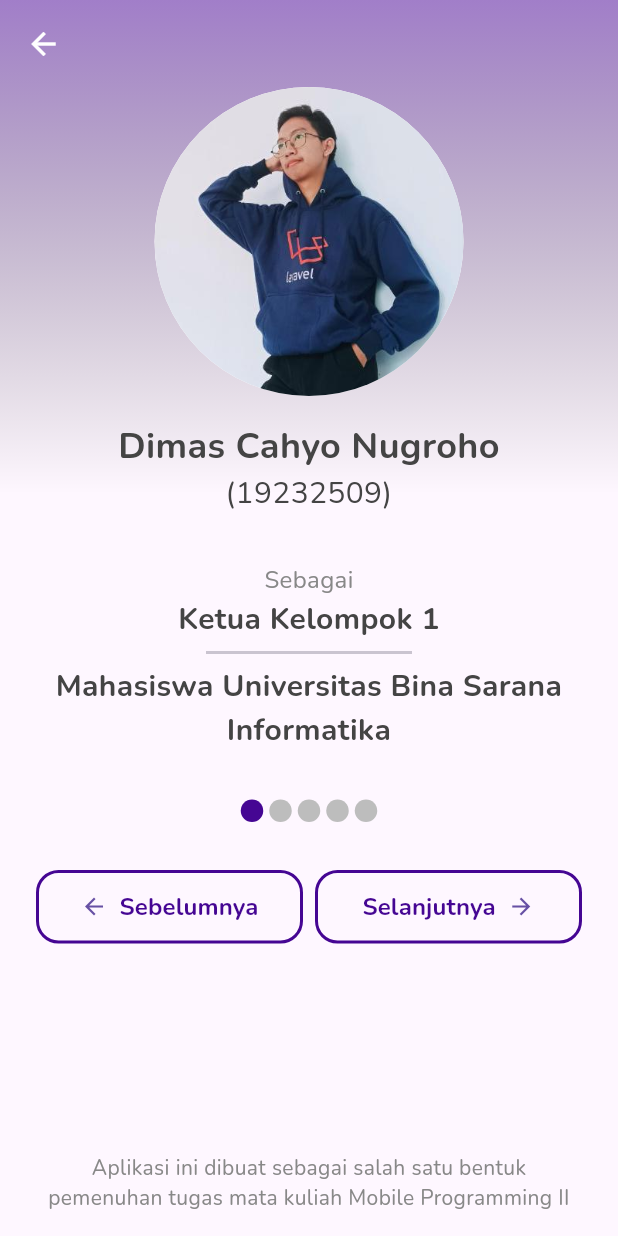
After one commit to dimascahyo557/apotek_flutter, a Flutter app: the TentangPembuat screen opened directly, on a phone screen of 412 x 824 dp. The commit adds this screen. Run offline on Flutter 3.47's test engine with Material 3 defaults, Android fonts, the phone set to English and light mode, and no system bars; our stand-ins replace image_picker, sqflite; accounts and stored records are empty.

Commit message:
feat: add 'About Creator' screen with author details, navigation, and associated image assets.

```diff
--- a/lib/ui/home.dart
+++ b/lib/ui/home.dart
@@ -7,6 +7,7 @@ import 'package:apotek_flutter/ui/detail_penjualan_page.dart';
 import 'package:apotek_flutter/ui/list_obat.dart';
 import 'package:apotek_flutter/ui/list_penjualan.dart';
 import 'package:apotek_flutter/ui/login.dart';
+import 'package:apotek_flutter/ui/tentang_pembuat.dart';
 import 'package:apotek_flutter/variables.dart';
 import 'package:apotek_flutter/widget/my_list_item.dart';
 import 'package:flutter/material.dart';
@@ -325,6 +326,22 @@ class _HomeState extends State<Home> {
               ],
             ),
           ),
+          SafeArea(
+            child: Padding(
+              padding: const EdgeInsets.only(bottom: 16),
+              child: TextButton.icon(
+                icon: Icon(Icons.info_outline),
+                label: Text('Tentang Pembuat'),
+                onPressed: () {
+                  Navigator.pop(context);
+                  Navigator.push(
+                    context,
+                    MaterialPageRoute(builder: (_) => TentangPembuat()),
+                  );
+                },
+              ),
+            ),
+          ),
         ],
       ),
     );
--- /dev/null
+++ b/lib/ui/tentang_pembuat.dart
@@ -0,0 +1,239 @@
+import 'package:apotek_flutter/variables.dart';
+import 'package:apotek_flutter/widget/app_outlined_button.dart';
+import 'package:flutter/material.dart';
+import 'package:flutter/services.dart';
+
+class TentangPembuat extends StatefulWidget {
+  const TentangPembuat({super.key});
+
+  @override
+  State<TentangPembuat> createState() => _TentangPembuatState();
+}
+
+class _TentangPembuatState extends State<TentangPembuat> {
+  final List<Map<String, String>> _authors = [
+    {
+      'nama': 'Dimas Cahyo Nugroho',
+      'nim': '19232509',
+      'role': 'Ketua',
+      'photo': 'assets/images/authors/Dimas Cahyo Nugroho.jpeg',
+    },
+    {
+      'nama': 'Amelia Dwi Agustina',
+      'nim': '19231437',
+      'role': 'Anggota',
+      'photo': 'assets/images/authors/Amelia Dwi Agustina.jpg',
+    },
+    {
+      'nama': 'Bagas Maulana',
+      'nim': '19232249',
+      'role': 'Anggota',
+      'photo': 'assets/images/authors/Bagas Maulana.jpg',
+    },
+    {
+      'nama': 'Firmansyah Darussalam',
+      'nim': '19230068',
+      'role': 'Anggota',
+      'photo': 'assets/images/authors/Firmansyah Darussalam.jpg',
+    },
+    {
+      'nama': 'Muhammad Asyraf',
+      'nim': '19230137',
+      'role': 'Anggota',
+      'photo': 'assets/images/authors/Firmansyah Darussalam.jpg',
+    },
+  ];
+  int _currentIndex = 0;
+
+  @override
+  Widget build(BuildContext context) {
+    final size = MediaQuery.of(context).size;
+
+    return Scaffold(
+      body: Stack(
+        children: [
+          Container(
+            height: size.height / 2.5,
+            decoration: BoxDecoration(
+              gradient: LinearGradient(
+                begin: Alignment.topCenter,
+                end: Alignment.bottomCenter,
+                colors: [
+                  Variables.colorPrimary.withOpacity(0.5),
+                  Colors.transparent,
+                ],
+              ),
+            ),
+          ),
+          SafeArea(
+            child: Column(
+              children: [
+                Padding(
+                  padding: const EdgeInsets.all(5.0),
+                  child: Align(
+                    alignment: Alignment.topLeft,
+                    child: IconButton(
+                      onPressed: () => Navigator.pop(context),
+                      icon: const Icon(Icons.arrow_back),
+                      color: Colors.white,
+                    ),
+                  ),
+                ),
+                Expanded(
+                  child: Padding(
+                    padding: const EdgeInsets.fromLTRB(24.0, 0, 24.0, 16.0),
+                    child: Column(
+                      children: [
+                        AnimatedSwitcher(
+                          duration: const Duration(milliseconds: 300),
+                          transitionBuilder:
+                              (Widget child, Animation<double> animation) {
+                                return FadeTransition(
+                                  opacity: animation,
+                                  child: child,
+                                );
+                              },
+                          child: Column(
+                            key: ValueKey<int>(
+                              _currentIndex,
+                            ), // Key for animation
+                            children: [
+                              Center(
+                                child: Container(
+                                  decoration: const BoxDecoration(
+                                    shape: BoxShape.circle,
+                                    color: Colors.white,
+                                  ),
+                                  clipBehavior: Clip.antiAlias,
+                                  child: Image.asset(
+                                    _authors[_currentIndex]['photo']!,
+                                    width: size.width / 2,
+                                    height: size.width / 2,
+                                    fit: BoxFit.cover,
+                                  ),
+                                ),
+                              ),
+                              const SizedBox(height: 16),
+                              Text(
+                                _authors[_currentIndex]['nama']!,
+                                textAlign: TextAlign.center,
+                                style: const TextStyle(
+                                  fontSize: 24,
+                                  fontWeight: FontWeight.bold,
+                                ),
+                              ),
+                              Text(
+                                '(${_authors[_currentIndex]['nim']})',
+                                textAlign: TextAlign.center,
+                                style: const TextStyle(fontSize: 20),
+                              ),
+                              const SizedBox(height: 32),
+                              const Text(
+                                'Sebagai',
+                                textAlign: TextAlign.center,
+                                style: TextStyle(
+                                  fontSize: 16,
+                                  color: Variables.colorMuted,
+                                ),
+                              ),
+                              Text(
+                                '${_authors[_currentIndex]['role']} Kelompok 1',
+                                textAlign: TextAlign.center,
+                                style: const TextStyle(
+                                  fontSize: 20,
+                                  fontWeight: FontWeight.bold,
+                                ),
+                              ),
+                              SizedBox(
+                                width: size.width / 3,
+                                child: const Divider(thickness: 2),
+                              ),
+                              const Text(
+                                'Mahasiswa Universitas Bina Sarana Informatika',
+                                textAlign: TextAlign.center,
+                                style: TextStyle(
+                                  fontSize: 20,
+                                  fontWeight: FontWeight.bold,
+                                ),
+                              ),
+                            ],
+                          ),
+                        ),
+                        const SizedBox(height: 32),
+                        Row(
+                          mainAxisAlignment: MainAxisAlignment.center,
+                          children: [
+                            ...List.generate(
+                              _authors.length,
+                              (index) => Container(
+                                width: 15,
+                                height: 15,
+                                margin: const EdgeInsets.symmetric(
+                                  horizontal: 2,
+                                ),
+                                decoration: BoxDecoration(
+                                  color: _currentIndex == index
+                                      ? Variables.colorPrimary
+                                      : Colors.grey[400],
+                                  shape: BoxShape.circle,
+                                ),
+                              ),
+                            ),
+                          ],
+                        ),
+                        const SizedBox(height: 32),
+                        Row(
+                          children: [
+                            Expanded(
+                              child: AppOutlinedButton(
+                                borderColor: Variables.colorPrimary,
+                                foregroundColor: Variables.colorPrimary,
+                                leftIcon: const Icon(Icons.arrow_back),
+                                label: 'Sebelumnya',
+                                onPressed: () {
+                                  setState(() {
+                                    _currentIndex =
+                                        (_currentIndex - 1 + _authors.length) %
+                                        _authors.length;
+                                  });
+                                },
+                              ),
+                            ),
+                            const SizedBox(width: 8),
+                            Expanded(
+                              child: AppOutlinedButton(
+                                borderColor: Variables.colorPrimary,
+                                foregroundColor: Variables.colorPrimary,
+                                rightIcon: const Icon(Icons.arrow_forward),
+                                label: 'Selanjutnya',
+                                onPressed: () {
+                                  setState(() {
+                                    _currentIndex =
+                                        (_currentIndex + 1) % _authors.length;
+                                  });
+                                },
+                              ),
+                            ),
+                          ],
+                        ),
+                        const Spacer(),
+                        const Text(
+                          'Aplikasi ini dibuat sebagai salah satu bentuk pemenuhan tugas mata kuliah Mobile Programming II',
+                          textAlign: TextAlign.center,
+                          style: TextStyle(
+                            fontSize: 14,
+                            color: Variables.colorMuted,
+                          ),
+                        ),
+                      ],
+                    ),
+                  ),
+                ),
+              ],
+            ),
+          ),
+        ],
+      ),
+    );
+  }
+}
--- a/lib/widget/app_outlined_button.dart
+++ b/lib/widget/app_outlined_button.dart
@@ -5,12 +5,17 @@ class AppOutlinedButton extends StatelessWidget {
   final Color borderColor;
   final Color foregroundColor;
   final String label;
+  final Widget? leftIcon;
+  final Widget? rightIcon;
+
   const AppOutlinedButton({
     super.key,
     required this.borderColor,
     required this.foregroundColor,
     required this.label,
     this.onPressed,
+    this.leftIcon,
+    this.rightIcon,
   });
 
   @override
@@ -18,19 +23,24 @@ class AppOutlinedButton extends StatelessWidget {
     return OutlinedButton(
       onPressed: onPressed,
       style: OutlinedButton.styleFrom(
-        padding: EdgeInsets.symmetric(vertical: 13, horizontal: 20),
-        side: BorderSide(color: borderColor, width: 2), // warna border
-        shape: RoundedRectangleBorder(
-          borderRadius: BorderRadius.circular(15),
-        ),
+        padding: const EdgeInsets.symmetric(vertical: 13, horizontal: 20),
+        side: BorderSide(color: borderColor, width: 2),
+        shape: RoundedRectangleBorder(borderRadius: BorderRadius.circular(15)),
       ),
-      child: Text(
-        label,
-        style: TextStyle(
-          color: foregroundColor, // warna teks
-          fontSize: 16,
-          fontWeight: FontWeight.bold,
-        ),
+      child: Row(
+        mainAxisSize: MainAxisSize.min,
+        children: [
+          if (leftIcon != null) ...[leftIcon!, const SizedBox(width: 8)],
+          Text(
+            label,
+            style: TextStyle(
+              color: foregroundColor,
+              fontSize: 16,
+              fontWeight: FontWeight.bold,
+            ),
+          ),
+          if (rightIcon != null) ...[const SizedBox(width: 8), rightIcon!],
+        ],
       ),
     );
   }
--- a/pubspec.yaml
+++ b/pubspec.yaml
@@ -67,6 +67,7 @@ flutter:
   assets:
     - assets/
     - assets/images/
+    - assets/images/authors/
 
   # An image asset can refer to one or more resolution-specific "variants", see
   # https://flutter.dev/to/resolution-aware-images
```
Also changed, not shown: assets/images/authors/Amelia Dwi Agustina.jpg (added), assets/images/authors/Bagas Maulana.jpg (added), assets/images/authors/Dimas Cahyo Nugroho.jpeg (added), assets/images/authors/Firmansyah Darussalam.jpg (added).
